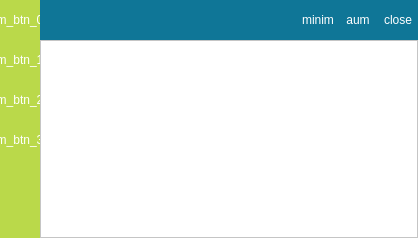
Above: gui/gui_ldv.ui from felipercr/ldv-3D-positioning before the change. Below: the same form after it.
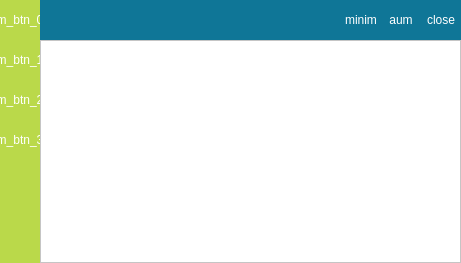
That is the form after the change. The open tabs and pages were chosen to show the change.

Commit message: gui objects names changed

```diff
--- a/gui/gui_ldv.ui
+++ b/gui/gui_ldv.ui
@@ -6,8 +6,8 @@
    <rect>
     <x>0</x>
     <y>0</y>
-    <width>418</width>
-    <height>238</height>
+    <width>461</width>
+    <height>263</height>
    </rect>
   </property>
   <property name="windowTitle">
```
Left out of the diff: 24 changed lines with no effect on the pictures. The commit also changes 1 other file.
